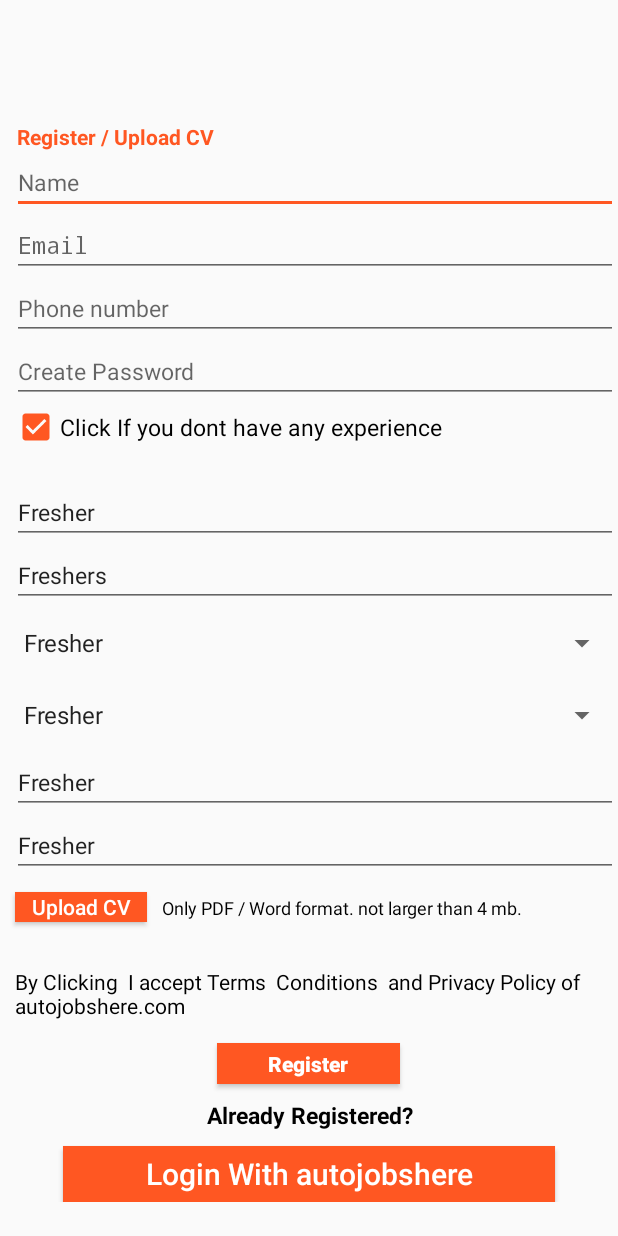
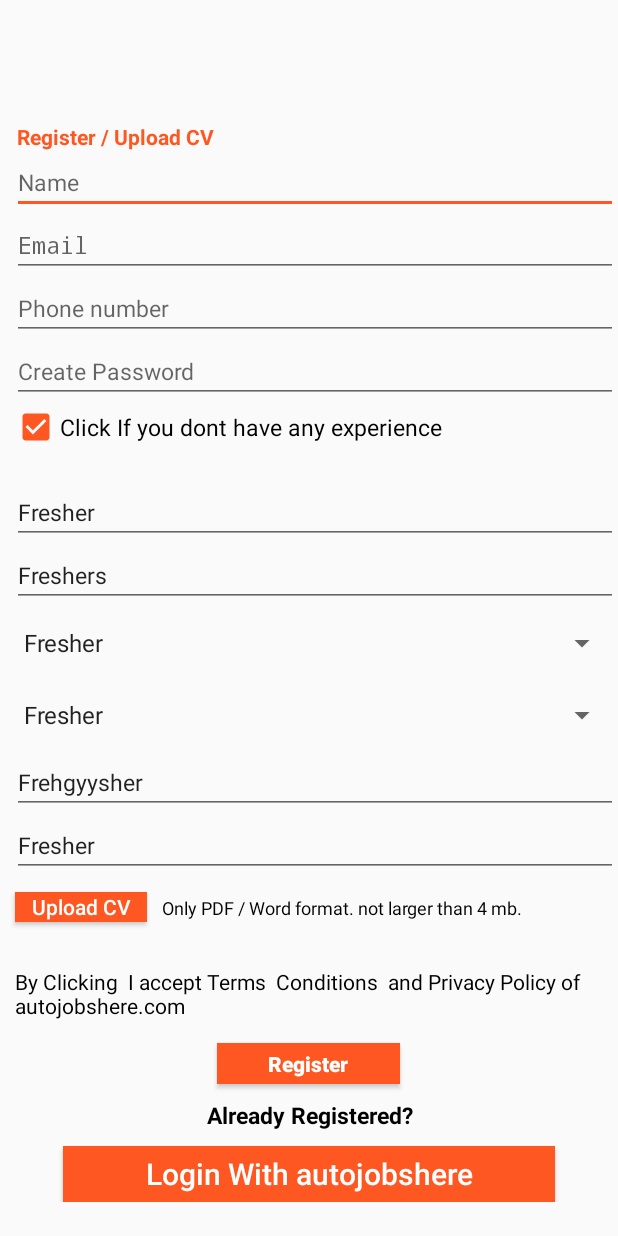
Before and after one commit to krishnamanieee/autojobshere_new, an Android app: the RegisterActivity screen opened directly, with no data from a screen before it, after a tap on "Click If you dont have any experience", on a phone screen of 412 x 824 dp. Run offline under Robolectric (Android 15) with nearby library versions, the phone set to English and light mode, and no system bars.

Commit message:
new APPAS

```diff
--- a/app/src/main/java/com/edinbridge/autojobs/autojobshere/RegisterActivity.java
+++ b/app/src/main/java/com/edinbridge/autojobs/autojobshere/RegisterActivity.java
@@ -86,7 +86,7 @@ public class  RegisterActivity extends Activity {
     public void freshers(){
         List<String> list =new ArrayList<String>();
         employeredit.setText("Fresher");
-        experienceedit.setText("Fresher");
+        experienceedit.setText("Frehgyysher");
         locationedit.setText("Fresher");
         edt_designation.setText("Freshers");
         list.add("Fresher");
```
